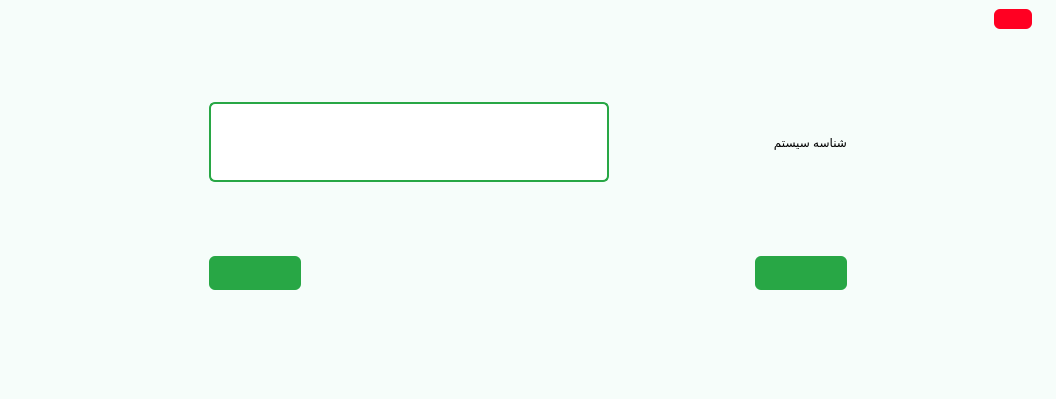
Above: setup.ui from Farazist/raspberrypi-app before the change. Below: the same form after it.
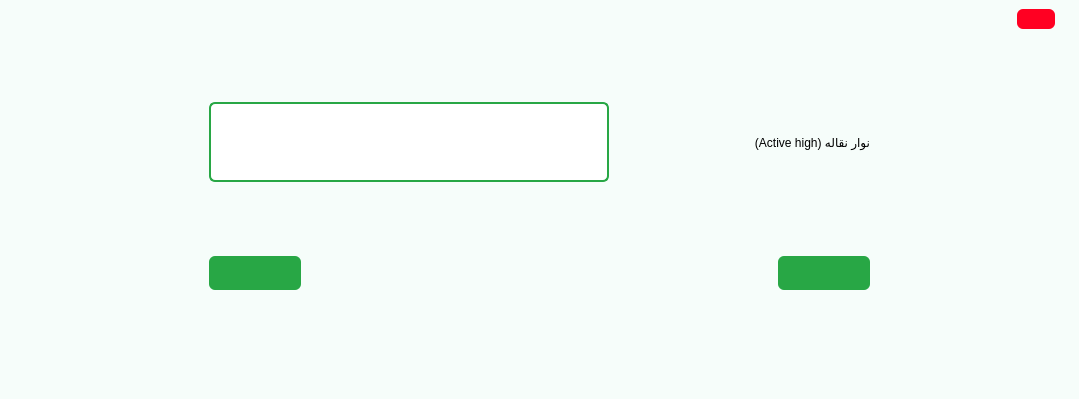
That is the form after the change. The open tabs and pages were chosen to show the change. Icons and pictures are not drawn.

The edit to the form file:
```diff
--- a/setup.ui
+++ b/setup.ui
@@ -9,7 +9,7 @@
    <rect>
     <x>0</x>
     <y>0</y>
-    <width>1056</width>
+    <width>1079</width>
     <height>399</height>
    </rect>
   </property>
@@ -477,6 +477,64 @@
         </item>
        </layout>
       </widget>
+      <widget class="QWidget" name="pageConveyorMotorActiveHigh">
+       <layout class="QVBoxLayout" name="verticalLayout_22">
+        <property name="leftMargin">
+         <number>200</number>
+        </property>
+        <property name="rightMargin">
+         <number>200</number>
+        </property>
+        <item>
+         <layout class="QHBoxLayout" name="h_layout_conveyorMotorActiveHigh">
+          <item>
+           <widget class="QLineEdit" name="tb_conveyor_motor_active_high">
+            <property name="minimumSize">
+             <size>
+              <width>300</width>
+              <height>80</height>
+             </size>
+            </property>
+            <property name="maximumSize">
+             <size>
+              <width>400</width>
+              <height>16777215</height>
+             </size>
+            </property>
+            <property name="styleSheet">
+             <string notr="true">background-color: #ffffff; 
+padding: 3px; 
+border: 2px solid #28a745;
+border-radius: 6px;
+font: 26pt &quot;IRANSansFaNum&quot;;
+color:#000000;</string>
+            </property>
+            <property name="inputMethodHints">
+             <set>Qt::ImhDigitsOnly</set>
+            </property>
+            <property name="alignment">
+             <set>Qt::AlignCenter</set>
+            </property>
+           </widget>
+          </item>
+          <item>
+           <widget class="QLabel" name="lbl_conveyor_motor_active_high">
+            <property name="styleSheet">
+             <string notr="true">font: 24pt &quot;IRANSansFaNum&quot;;
+color: #000000;</string>
+            </property>
+            <property name="text">
+             <string>نوار نقاله (Active high)</string>
+            </property>
+            <property name="alignment">
+             <set>Qt::AlignLeading|Qt::AlignLeft|Qt::AlignVCenter</set>
+            </property>
+           </widget>
+          </item>
+         </layout>
+        </item>
+       </layout>
+      </widget>
       <widget class="QWidget" name="pagePressMotorForwardPort">
        <property name="inputMethodHints">
         <set>Qt::ImhDigitsOnly</set>
```
Left out of the diff: 13 changed lines with no effect on the pictures.
